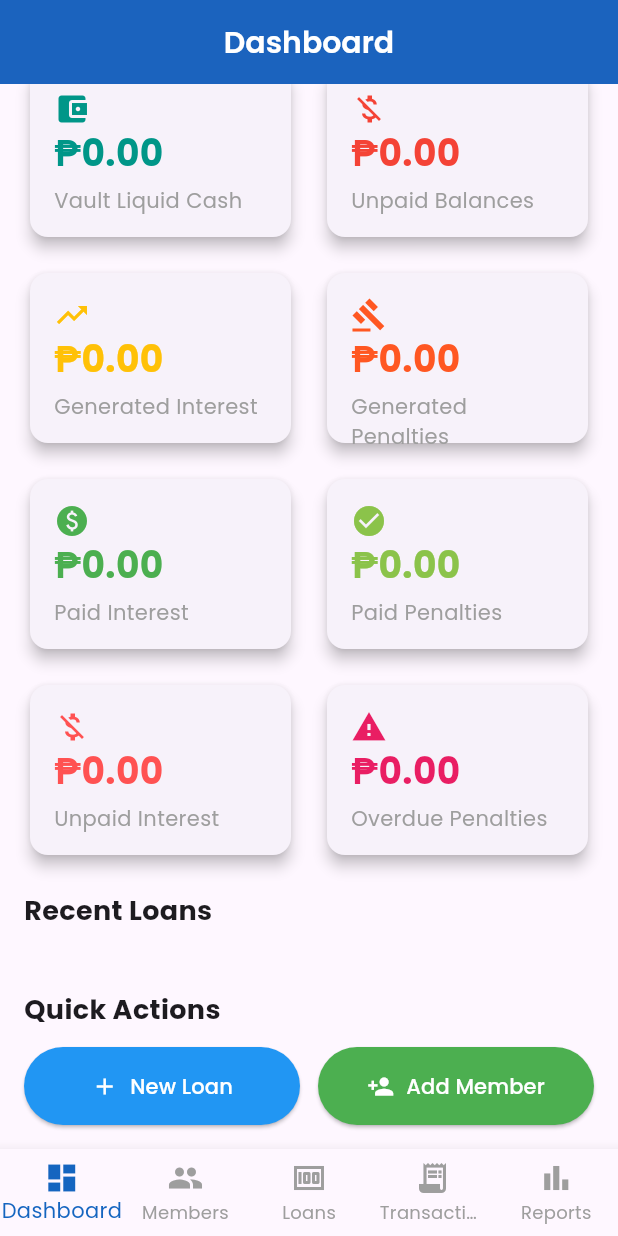
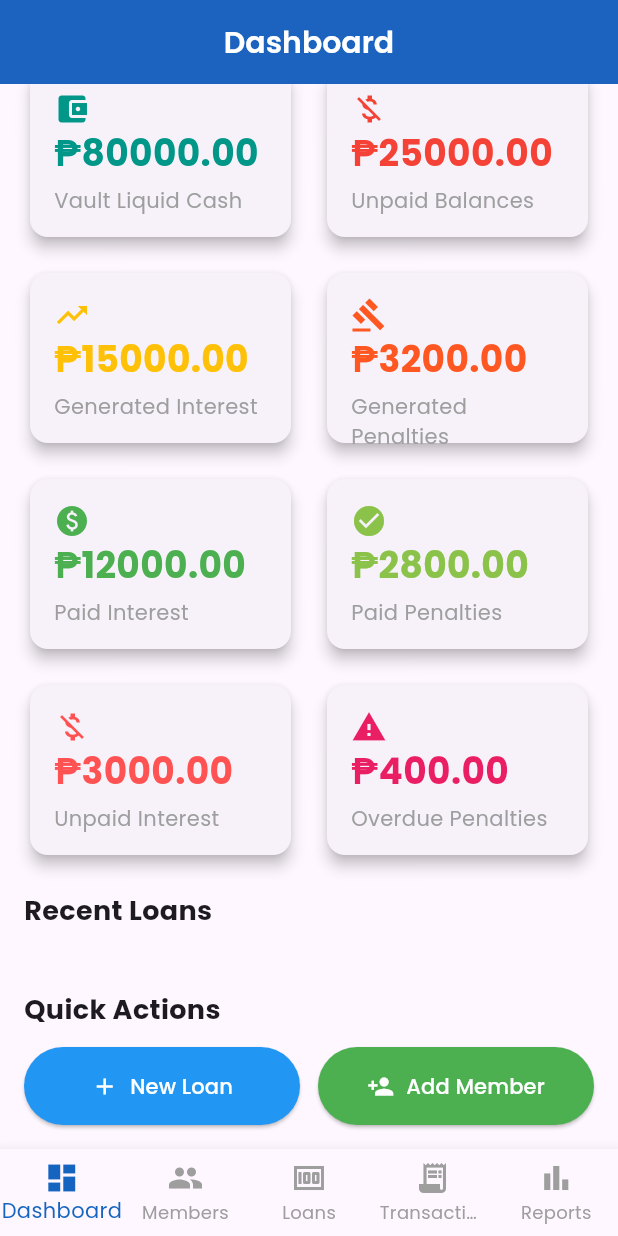
Before and after one commit to RaymundSRC/UTANG-APP, a Flutter app: the screen it shows after launch, scrolled down 360 dp, on a phone screen of 412 x 824 dp. Run offline on Flutter 3.47's test engine with Material 3 defaults, Android fonts, the phone set to English and light mode, and no system bars; our stand-ins replace google_fonts, supabase_flutter; accounts and stored records are empty.

Commit message:
Feat: Adding function for the admin cards

```diff
--- a/lib/pages/dashboard/dashboard_cards.dart
+++ b/lib/pages/dashboard/dashboard_cards.dart
@@ -12,73 +12,73 @@ class DashboardCards {
       children: [
         _buildMetricCard(
           'Total Fund',
-          '${data['totalMembers'] ?? 0}',
-          Icons.people,
+          '₱${(data['totalFund'] ?? 0).toStringAsFixed(2)}',
+          Icons.account_balance,
           Colors.blue,
         ),
         _buildMetricCard(
           'Available Cash',
-          '${data['activeLoans'] ?? 0}',
+          '₱${(data['availableCash'] ?? 0).toStringAsFixed(2)}',
           Icons.money,
           Colors.green,
         ),
         _buildMetricCard(
           'Total Loan Out',
-          '₱${(data['totalLoanAmount'] ?? 0).toStringAsFixed(2)}',
+          '₱${(data['totalLoanOut'] ?? 0).toStringAsFixed(2)}',
           Icons.account_balance,
           Colors.orange,
         ),
         _buildMetricCard(
           'Target Returns',
-          '₱${(data['collectedAmount'] ?? 0).toStringAsFixed(2)}',
+          '₱${(data['targetReturns'] ?? 0).toStringAsFixed(2)}',
           Icons.trending_up,
           Colors.purple,
         ),
         _buildMetricCard(
           'Vault Liquid Cash',
-          '₱${(data['collectedAmount'] ?? 0).toStringAsFixed(2)}',
+          '₱${(data['vaultLiquidCash'] ?? 0).toStringAsFixed(2)}',
           Icons.account_balance_wallet,
           Colors.teal,
         ),
         _buildMetricCard(
           'Unpaid Balances',
-          '₱${(data['collectedAmount'] ?? 0).toStringAsFixed(2)}',
+          '₱${(data['unpaidBalances'] ?? 0).toStringAsFixed(2)}',
           Icons.money_off,
           Colors.red,
         ),
         _buildMetricCard(
           'Generated Interest',
-          '₱${(data['collectedAmount'] ?? 0).toStringAsFixed(2)}',
+          '₱${(data['generatedInterest'] ?? 0).toStringAsFixed(2)}',
           Icons.trending_up,
           Colors.amber,
         ),
         _buildMetricCard(
           'Generated Penalties',
-          '₱${(data['collectedAmount'] ?? 0).toStringAsFixed(2)}',
+          '₱${(data['generatedPenalties'] ?? 0).toStringAsFixed(2)}',
           Icons.gavel,
           Colors.deepOrange,
         ),
         _buildMetricCard(
           'Paid Interest',
-          '₱${(data['collectedAmount'] ?? 0).toStringAsFixed(2)}',
+          '₱${(data['paidInterest'] ?? 0).toStringAsFixed(2)}',
           Icons.paid,
           Colors.green,
         ),
         _buildMetricCard(
           'Paid Penalties',
-          '₱${(data['collectedAmount'] ?? 0).toStringAsFixed(2)}',
+          '₱${(data['paidPenalties'] ?? 0).toStringAsFixed(2)}',
           Icons.check_circle,
           Colors.lightGreen,
         ),
         _buildMetricCard(
           'Unpaid Interest',
-          '₱${(data['collectedAmount'] ?? 0).toStringAsFixed(2)}',
+          '₱${(data['unpaidInterest'] ?? 0).toStringAsFixed(2)}',
           Icons.money_off,
           Colors.redAccent,
         ),
         _buildMetricCard(
           'Overdue Penalties',
-          '₱${(data['collectedAmount'] ?? 0).toStringAsFixed(2)}',
+          '₱${(data['overduePenalties'] ?? 0).toStringAsFixed(2)}',
           Icons.warning,
           Colors.pink,
         ),
--- /dev/null
+++ b/lib/services/dashboard_service.dart
@@ -0,0 +1,73 @@
+import 'dart:async';
+
+class DashboardService {
+  static final DashboardService _instance = DashboardService._internal();
+  factory DashboardService() => _instance;
+  DashboardService._internal();
+
+  // Mock data for demonstration - replace with actual data source
+  double _totalFund = 500000.00;
+  double _availableCash = 125000.00;
+  double _totalLoanOut = 375000.00;
+  double _targetReturns = 45000.00;
+  double _vaultLiquidCash = 80000.00;
+  double _unpaidBalances = 25000.00;
+  double _generatedInterest = 15000.00;
+  double _generatedPenalties = 3200.00;
+  double _paidInterest = 12000.00;
+  double _paidPenalties = 2800.00;
+  double _unpaidInterest = 3000.00;
+  double _overduePenalties = 400.00;
+
+  Future<Map<String, dynamic>> getDashboardData() async {
+    // Simulate API call delay
+    await Future.delayed(const Duration(milliseconds: 500));
+
+    return {
+      'totalFund': _totalFund,
+      'availableCash': _availableCash,
+      'totalLoanOut': _totalLoanOut,
+      'targetReturns': _targetReturns,
+      'vaultLiquidCash': _vaultLiquidCash,
+      'unpaidBalances': _unpaidBalances,
+      'generatedInterest': _generatedInterest,
+      'generatedPenalties': _generatedPenalties,
+      'paidInterest': _paidInterest,
+      'paidPenalties': _paidPenalties,
+      'unpaidInterest': _unpaidInterest,
+      'overduePenalties': _overduePenalties,
+    };
+  }
+
+  Future<double> getTotalFund() async {
+    await Future.delayed(const Duration(milliseconds: 200));
+    return _totalFund;
+  }
+
+  Future<void> updateTotalFund(double newAmount) async {
+    await Future.delayed(const Duration(milliseconds: 200));
+    _totalFund = newAmount;
+  }
+
+  Future<void> addFund(double amount) async {
+    await Future.delayed(const Duration(milliseconds: 200));
+    _totalFund += amount;
+    _availableCash += amount;
+  }
+
+  Future<void> withdrawFund(double amount) async {
+    await Future.delayed(const Duration(milliseconds: 200));
+    if (_availableCash >= amount) {
+      _availableCash -= amount;
+      _totalFund -= amount;
+    } else {
+      throw Exception('Insufficient available cash');
+    }
+  }
+
+  // Method to refresh all dashboard data
+  Future<Map<String, dynamic>> refreshDashboardData() async {
+    // In a real app, this would fetch fresh data from your backend
+    return await getDashboardData();
+  }
+}
```
Also changed, not shown: lib/pages/dashboard/dashboard_page.dart (+22 -1 lines).
